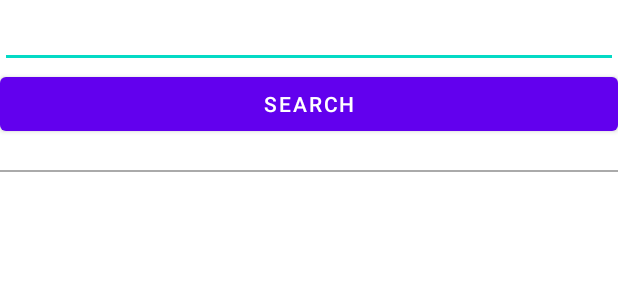
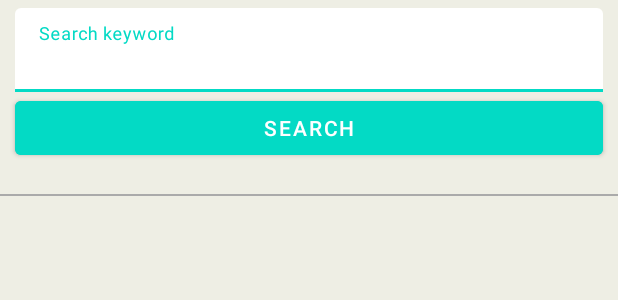
Before and after one commit to DonLuc/android-incubator, an Android app: the layout activity_main.xml on its own in the app's theme, with its tools: preview values and no code run, on a phone screen of 412 x 824 dp. Shown: the top 300 px of the screen. Run offline under Robolectric (Android 15) with nearby library versions, the phone set to English and light mode, and no system bars.

Commit message:
Added app cosmetics

```diff
--- a/app/src/main/res/layout/activity_main.xml
+++ b/app/src/main/res/layout/activity_main.xml
@@ -11,15 +11,34 @@
         android:layout_width="match_parent"
         android:layout_height="wrap_content"
         android:orientation="vertical">
-        <EditText
+        <!--<EditText
+            android:layout_width="match_parent"
+            android:hint="@string/search_keyword"
+            android:layout_marginHorizontal="@dimen/card_margin_horizon"
+            android:layout_height="wrap_content"
+            android:id="@+id/editTextSearch" />-->
+        <com.google.android.material.textfield.TextInputLayout
             android:layout_width="match_parent"
             android:layout_height="wrap_content"
-            android:id="@+id/editTextSearch" />
+            android:hint="@string/search_keyword"
+            android:layout_marginTop="@dimen/card_margin_vert"
+            app:boxBackgroundColor="@color/white"
+            android:layout_marginHorizontal="@dimen/card_margin_horizon">
+
+            <com.google.android.material.textfield.TextInputEditText
+                android:id="@+id/editTextSearch"
+                android:layout_width="match_parent"
+                android:layout_height="wrap_content"
+                />
+
+        </com.google.android.material.textfield.TextInputLayout>
         <Button
             android:id="@+id/btnSearch"
+            android:layout_marginHorizontal="@dimen/card_margin_horizon"
             android:layout_width="match_parent"
             android:text="Search"
-            android:layout_height="wrap_content"/>
+            android:layout_height="wrap_content"
+            android:backgroundTint="@color/teal_200"/>
     </LinearLayout>
 
     <ProgressBar
--- a/app/src/main/res/values/colors.xml
+++ b/app/src/main/res/values/colors.xml
@@ -7,4 +7,5 @@
     <color name="teal_700">#FF018786</color>
     <color name="black">#FF000000</color>
     <color name="white">#FFFFFFFF</color>
+    <color name="grey">#eeeee4</color>
 </resources>
--- a/app/src/main/res/values/dimens.xml
+++ b/app/src/main/res/values/dimens.xml
@@ -6,4 +6,6 @@
     <dimen name="none">0dp</dimen>
     <dimen name="image_lb">70dp</dimen>
     <dimen name="progress_margin">150dp</dimen>
+    <dimen name="card_margin_horizon">10dp</dimen>
+    <dimen name="card_margin_vert">5dp</dimen>
 </resources>
--- a/app/src/main/res/values/strings.xml
+++ b/app/src/main/res/values/strings.xml
@@ -9,4 +9,5 @@
     <string name="button_positive">Yes</string>
     <string name="dialog_message">Are you sure you want to select %1$s?</string>
     <string name="dialog_title">Select %1$s?</string>
+    <string name="search_keyword">Search keyword</string>
 </resources>
--- a/app/src/main/res/values/themes.xml
+++ b/app/src/main/res/values/themes.xml
@@ -2,7 +2,7 @@
     <!-- Base application theme. -->
     <style name="Theme.MedicalTools" parent="Theme.MaterialComponents.DayNight.DarkActionBar">
         <!-- Primary brand color. -->
-        <item name="colorPrimary">@color/purple_500</item>
+        <item name="colorPrimary">@color/teal_200</item>
         <item name="colorPrimaryVariant">@color/purple_700</item>
         <item name="colorOnPrimary">@color/white</item>
         <!-- Secondary brand color. -->
@@ -12,5 +12,6 @@
         <!-- Status bar color. -->
         <item name="android:statusBarColor" tools:targetApi="l">?attr/colorPrimaryVariant</item>
         <!-- Customize your theme here. -->
+        <item name="android:windowBackground" tools:targetApi="l">@color/grey</item>
     </style>
 </resources>
```
Also changed, not shown: app/src/main/res/layout/medical_tool_item.xml (+16 -4 lines), app/src/main/res/drawable-v24/search_icon.png (added).
